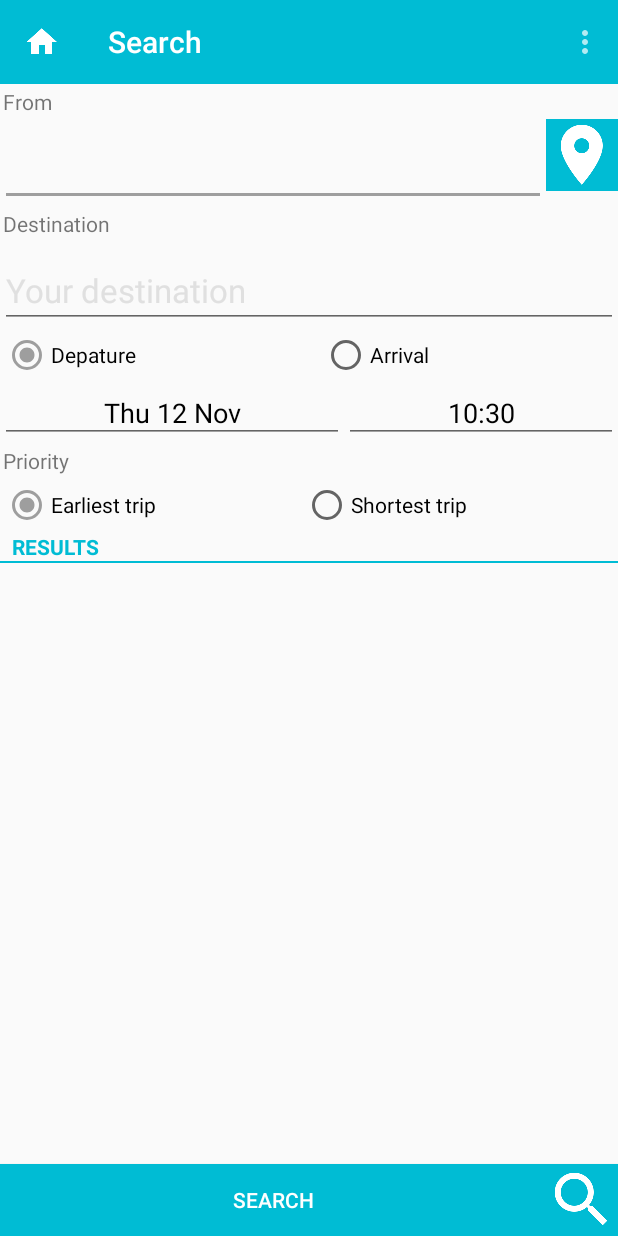
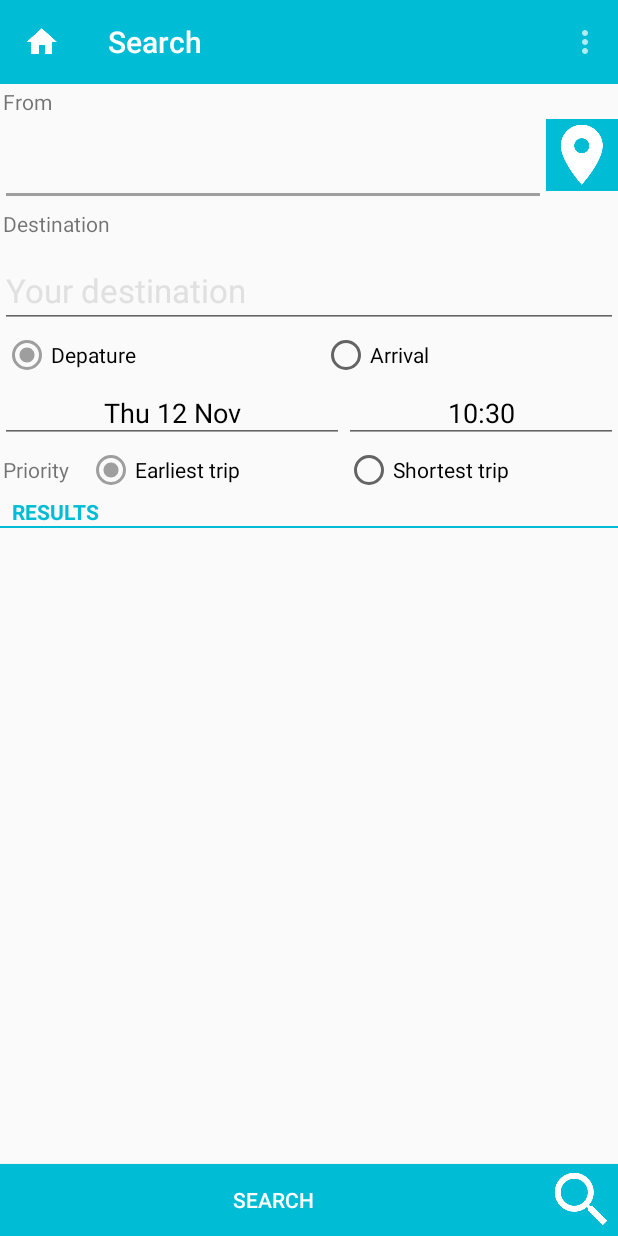
Before and after one commit to EricssonResearch/monad, an Android app: the SearchActivity screen opened directly, with no data from a screen before it, on a phone screen of 412 x 824 dp. Run offline under Robolectric (Android 15) with nearby library versions, the phone set to English and light mode, and no system bars; 1 statement that could not run was skipped.

Commit message:
Added the missing icon for Chinese translation . Slightly reduced the priority space in SearchActivity

```diff
--- a/MoNADClient/app/src/main/res/layout/activity_search.xml
+++ b/MoNADClient/app/src/main/res/layout/activity_search.xml
@@ -145,12 +145,20 @@
 
         </LinearLayout>
 
-        <TextView
+        <LinearLayout
             android:layout_width="match_parent"
             android:layout_height="wrap_content"
+            android:orientation="horizontal">
+        <TextView
+            android:layout_width="wrap_content"
+            android:layout_height="match_parent"
+            android:gravity="center_vertical"
             android:id="@+id/textview_search_priority"
             android:text="@string/label_search_priority"
-            android:padding="@dimen/small_padding"/>
+            android:padding="@dimen/small_padding"
+            android:layout_marginRight="@dimen/medium_padding"
+            android:layout_marginEnd="@dimen/medium_padding"
+            />
 
         <RadioGroup
             android:layout_width="match_parent"
@@ -175,6 +183,7 @@
                 android:text="@string/label_search_shortesttriptime"/>
 
         </RadioGroup>
+    </LinearLayout>
 
         <TextView
             android:layout_width="wrap_content"
```
Also changed, not shown: MoNADClient/app/src/main/java/se/uu/csproject/monadclient/recyclerviews/RouteRecyclerViewAdapter.java (deleted, +0 -66 lines), MoNADClient/app/src/main/res/drawable-xxxhdpi/lang_zh.png (added), 1 other file.
